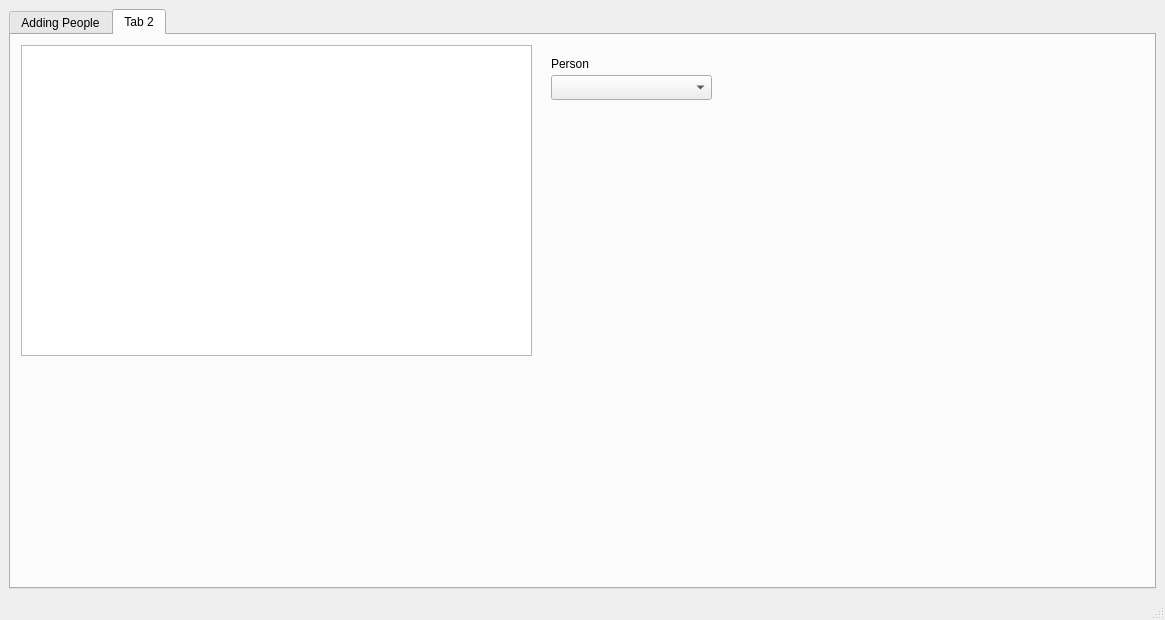
The window that mainwindow.ui (Alexcoratt/DBSueta) describes before a commit, drawn with Qt 5.
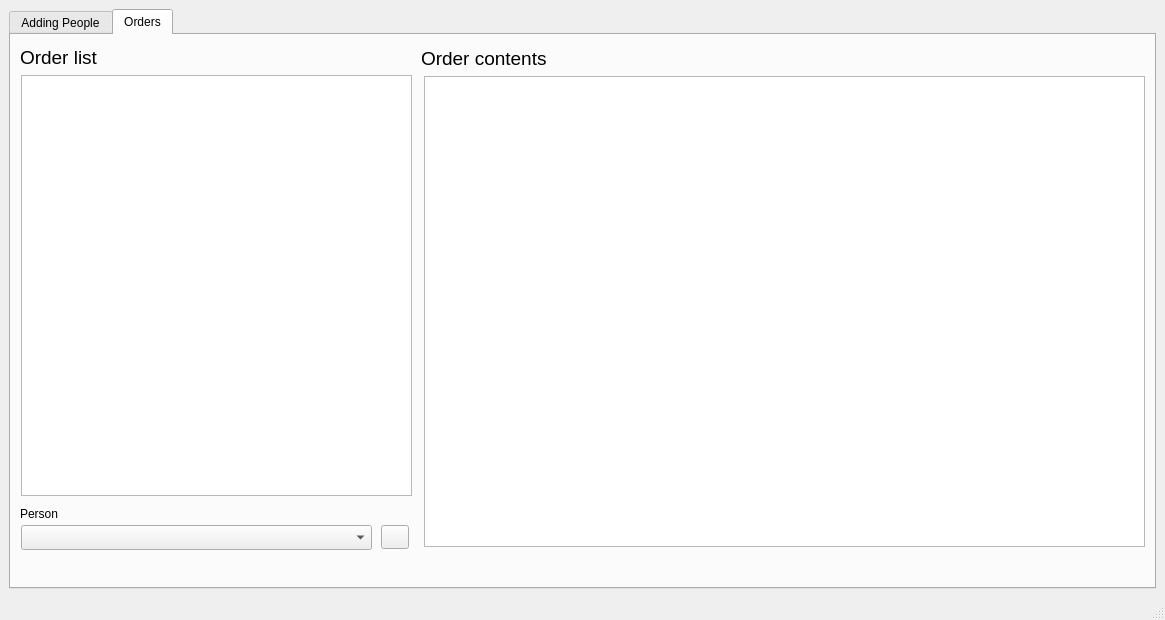
The same window after the commit. The open tabs and pages were chosen to show the change. Icons and pictures are not drawn.

What changed in the file:
```diff
--- a/mainwindow.ui
+++ b/mainwindow.ui
@@ -15,7 +15,7 @@
   </property>
   <widget class="QWidget" name="centralwidget">
    <layout class="QGridLayout" name="gridLayout">
-    <item row="0" column="0" rowspan="9" colspan="2">
+    <item row="0" column="0">
      <widget class="QTabWidget" name="tabWidget">
       <property name="currentIndex">
        <number>0</number>
@@ -183,34 +183,55 @@
       </widget>
       <widget class="QWidget" name="tab_2">
        <attribute name="title">
-        <string>Tab 2</string>
+        <string>Orders</string>
        </attribute>
-       <widget class="QTableView" name="tableView_2">
+       <widget class="QLabel" name="label_9">
         <property name="geometry">
          <rect>
-          <x>10</x>
+          <x>410</x>
           <y>10</y>
-          <width>511</width>
-          <height>311</height>
+          <width>261</width>
+          <height>26</height>
          </rect>
         </property>
+        <property name="font">
+         <font>
+          <pointsize>14</pointsize>
+         </font>
+        </property>
+        <property name="text">
+         <string>Order contents</string>
+        </property>
+        <property name="alignment">
+         <set>Qt::AlignLeading|Qt::AlignLeft|Qt::AlignVCenter</set>
+        </property>
        </widget>
        <widget class="QComboBox" name="comboBox">
         <property name="geometry">
          <rect>
-          <x>540</x>
-          <y>40</y>
-          <width>161</width>
+          <x>10</x>
+          <y>490</y>
+          <width>351</width>
           <height>25</height>
          </rect>
         </property>
        </widget>
+       <widget class="QTableView" name="orderContentsView">
+        <property name="geometry">
+         <rect>
+          <x>413</x>
+          <y>41</y>
+          <width>721</width>
+          <height>471</height>
+         </rect>
+        </property>
+       </widget>
        <widget class="QLabel" name="label_7">
         <property name="geometry">
          <rect>
-          <x>540</x>
-          <y>20</y>
-          <width>55</width>
+          <x>9</x>
+          <y>470</y>
+          <width>40</width>
           <height>17</height>
          </rect>
         </property>
@@ -218,6 +239,57 @@
          <string>Person</string>
         </property>
        </widget>
+       <widget class="QTableView" name="ordersTableView">
+        <property name="geometry">
+         <rect>
+          <x>10</x>
+          <y>40</y>
+          <width>391</width>
+          <height>421</height>
+         </rect>
+        </property>
+        <property name="selectionBehavior">
+         <enum>QAbstractItemView::SelectRows</enum>
+        </property>
+       </widget>
+       <widget class="QLabel" name="label_8">
+        <property name="geometry">
+         <rect>
+          <x>9</x>
+          <y>9</y>
+          <width>111</width>
+          <height>26</height>
+         </rect>
+        </property>
+        <property name="font">
+         <font>
+          <pointsize>14</pointsize>
+         </font>
+        </property>
+        <property name="text">
+         <string>Order list</string>
+        </property>
+        <property name="alignment">
+         <set>Qt::AlignLeading|Qt::AlignLeft|Qt::AlignVCenter</set>
+        </property>
+       </widget>
+       <widget class="QPushButton" name="orderRefreshButton">
+        <property name="geometry">
+         <rect>
+          <x>370</x>
+          <y>490</y>
+          <width>28</width>
+          <height>24</height>
+         </rect>
+        </property>
+        <property name="text">
+         <string/>
+        </property>
+        <property name="icon">
+         <iconset theme="view-refresh">
+          <normaloff>.</normaloff>.</iconset>
+        </property>
+       </widget>
       </widget>
      </widget>
     </item>
```
Left out of the diff: 8 changed lines with no effect on the pictures.
